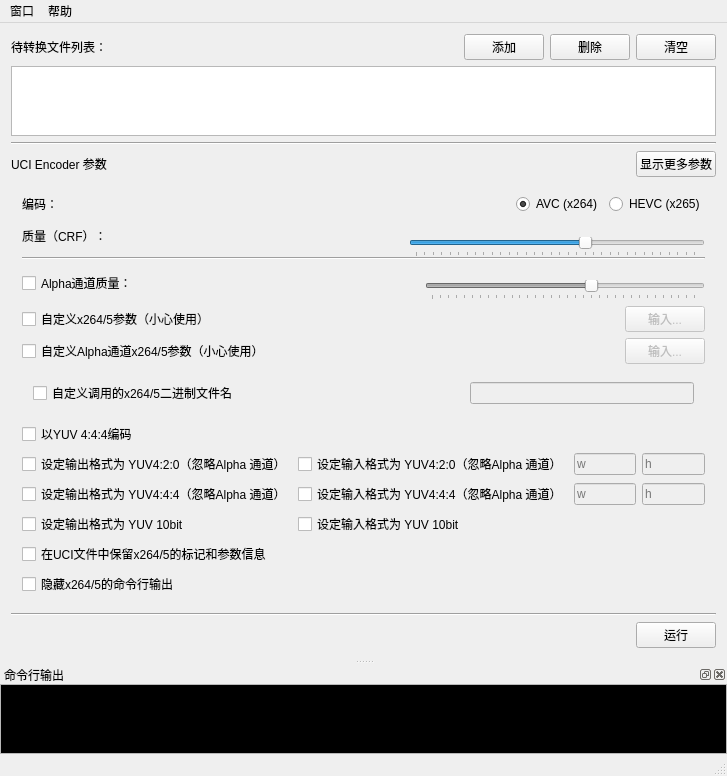
First picture: the form in mainwindow.ui, repository shine5402/UCIEncoderGUIQt, before the edit.
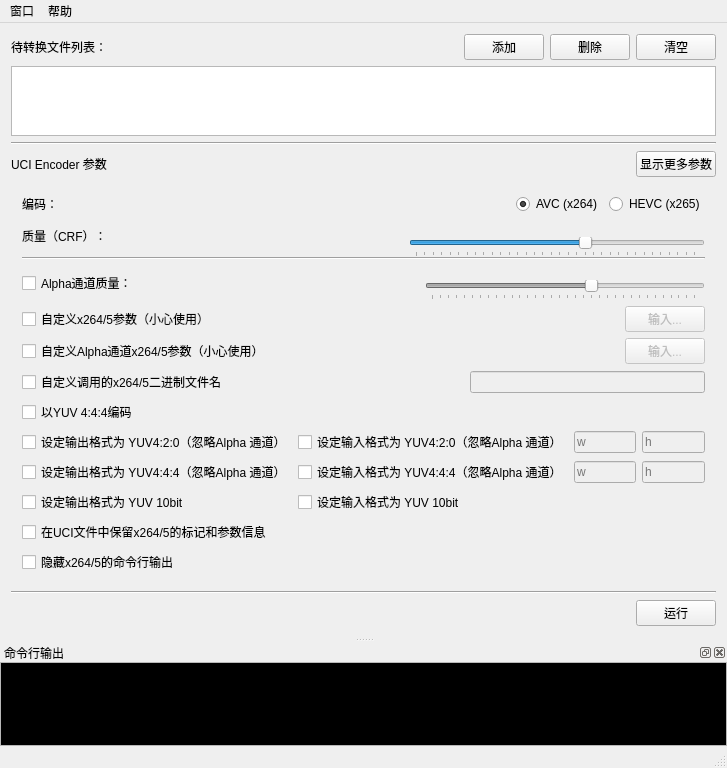
Second picture: the form after the edit. Icons and pictures are not drawn. Custom widgets are drawn as their Qt base class.

```diff
--- a/mainwindow.ui
+++ b/mainwindow.ui
@@ -538,6 +538,18 @@
              <string>&lt;html&gt;&lt;head/&gt;&lt;body&gt;&lt;p&gt;该参数对应了UCI Encoder的-p参数。&lt;/p&gt;&lt;p&gt;此参数用于更改UCI Encoder调用的编码器程序名称。&lt;/p&gt;&lt;p&gt;默认情况下，UCI Encoder根据用户提供的编码来调用相应的编码器。默认的AVC编码器为同目录下的x264.exe，HEVC编码器为x265.exe。您可以通过本参数来修改这一行为，但请注意，由于x264与x265所对应的参数不同，您应当在修改此项后重新检查您的编码器是否与您在“编码”参数所选的编码对应。&lt;/p&gt;&lt;/body&gt;&lt;/html&gt;</string>
             </property>
             <layout class="QHBoxLayout" name="horizontalLayout_9">
+             <property name="leftMargin">
+              <number>0</number>
+             </property>
+             <property name="topMargin">
+              <number>0</number>
+             </property>
+             <property name="rightMargin">
+              <number>0</number>
+             </property>
+             <property name="bottomMargin">
+              <number>0</number>
+             </property>
              <item>
               <widget class="QCheckBox" name="pCheckBox">
                <property name="toolTip">
@@ -1011,6 +1023,16 @@
   </action>
  </widget>
  <layoutdefault spacing="6" margin="11"/>
+ <customwidgets>
+  <customwidget>
+   <class>QLabel_DoubleClick</class>
+   <extends>QLabel</extends>
+   <header>qlabel_doubleclick.h</header>
+   <slots>
+    <signal>doubleClicked()</signal>
+   </slots>
+  </customwidget>
+ </customwidgets>
  <resources/>
  <connections/>
 </ui>
```
Left out of the diff: 20 changed lines with no effect on the pictures.
